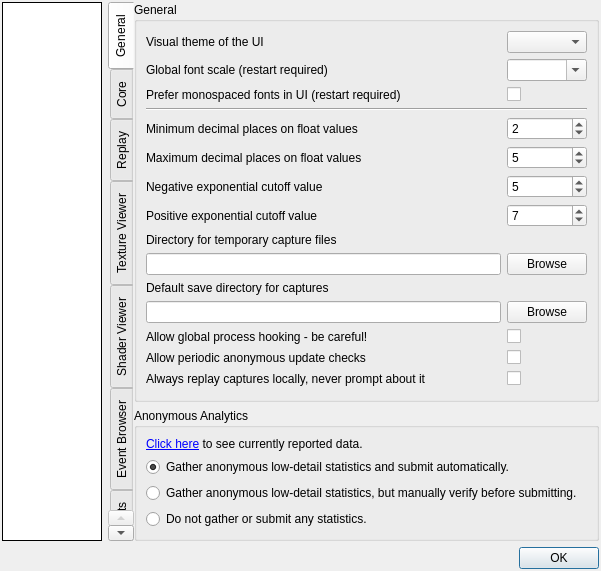
The window that qrenderdoc/Windows/Dialogs/SettingsDialog.ui (baldurk/renderdoc) describes before a commit, drawn with Qt 5.
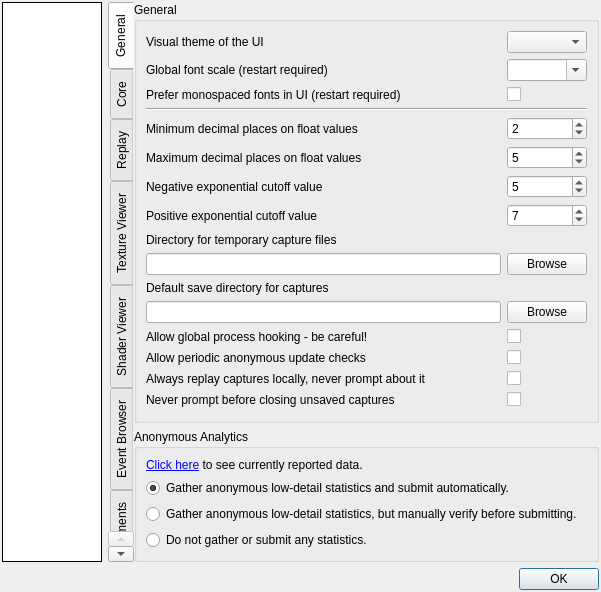
The same window after the commit. The open tabs and pages were chosen to show the change. Custom widgets are drawn as their Qt base class.

Commit message: Add Option for disabling Unsaved capture Message Boxes

```diff
--- a/qrenderdoc/Windows/Dialogs/SettingsDialog.ui
+++ b/qrenderdoc/Windows/Dialogs/SettingsDialog.ui
@@ -414,6 +414,26 @@
             </property>
            </widget>
           </item>
+          <item row="15" column="0">
+           <widget class="QLabel" name="label_29">
+            <property name="toolTip">
+             <string>Never show "Unsaved capture" message boxes, but automatically close captures immediately.</string>
+            </property>
+            <property name="text">
+             <string>Never prompt before closing unsaved captures</string>
+            </property>
+           </widget>
+          </item>
+          <item row="15" column="1">
+           <widget class="QCheckBox" name="NeverPromptSaveCapture">
+            <property name="toolTip">
+             <string>Never show "Unsaved capture" message boxes, but automatically close captures immediately.</string>
+            </property>
+            <property name="text">
+             <string/>
+            </property>
+           </widget>
+          </item>
          </layout>
         </widget>
        </item>
```
The commit also changes 5 other files.
